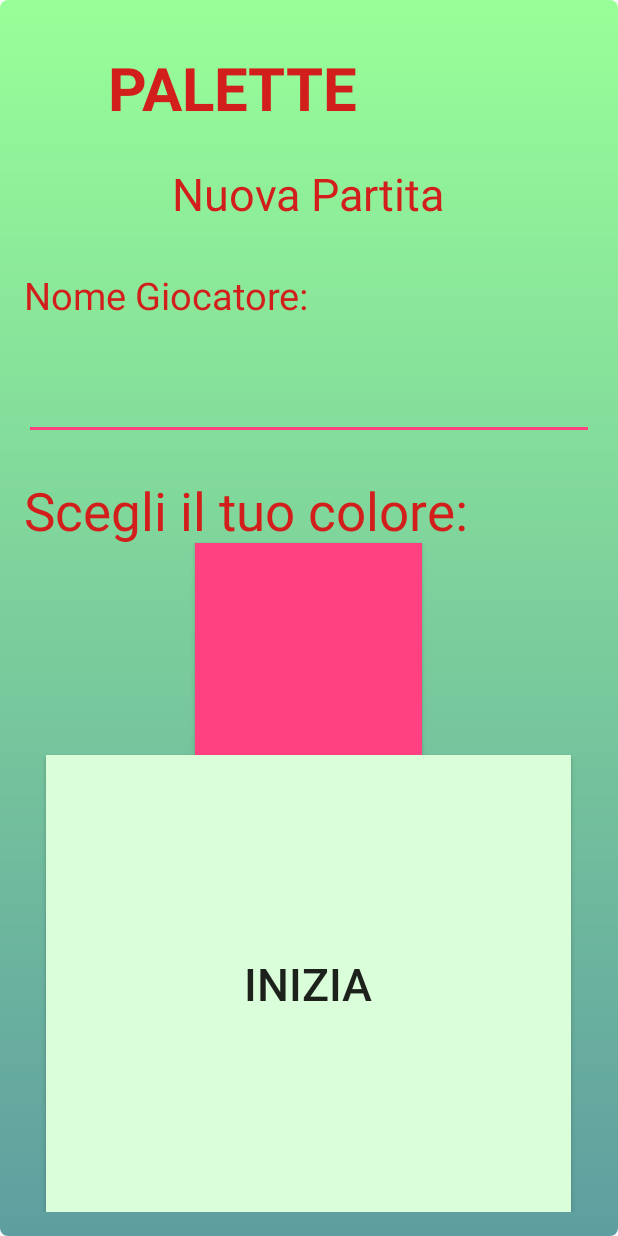
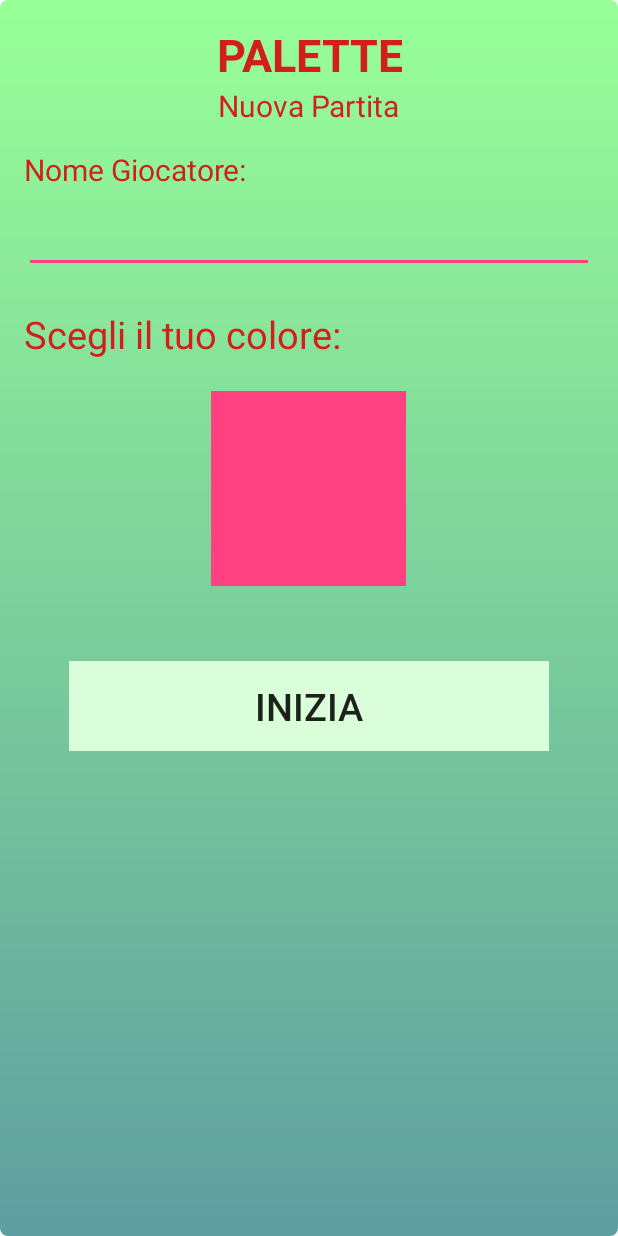
Before and after one commit to RiccardoMollo/appAracnoid, an Android app: the NuovaPartita screen opened directly, with no data from a screen before it, on a phone screen of 412 x 824 dp. Run offline under Robolectric (Android 15) with nearby library versions, the phone set to English and light mode, and no system bars; our stand-ins replace ButterKnife.

Commit message:
Inseriti file per il layout per diverse dimensioni per l'activity "nuovapartita"

```diff
--- /dev/null
+++ b/app/src/main/res/layout-hdpi/activity_nuovapartita.xml
@@ -0,0 +1,118 @@
+<?xml version="1.0" encoding="utf-8"?>
+<LinearLayout xmlns:android="http://schemas.android.com/apk/res/android"
+    xmlns:tools="http://schemas.android.com/tools"
+    android:id="@+id/activity_main"
+    android:layout_width="match_parent"
+    android:layout_height="match_parent"
+    android:paddingBottom="@dimen/activity_vertical_margin"
+    android:paddingLeft="@dimen/activity_horizontal_margin"
+    android:paddingRight="@dimen/activity_horizontal_margin"
+    android:paddingTop="@dimen/activity_vertical_margin"
+    android:orientation="vertical"
+    android:background="@drawable/background_nuovapartita"
+    tools:context="com.example.utente.apparacnoid.NuovaPartita">
+
+    <LinearLayout
+        android:layout_width="wrap_content"
+        android:layout_height="wrap_content"
+        android:layout_gravity="center">
+    <TextView
+        android:id="@+id/textView1"
+        android:layout_width="wrap_content"
+        android:layout_height="wrap_content"
+        android:layout_gravity="center_vertical"
+        android:gravity="center"
+        android:text="PALETTE"
+        android:textColor="#D21F1B"
+        android:textSize="30sp"
+        android:textStyle="bold" />
+    </LinearLayout>
+
+    <LinearLayout
+        android:layout_width="wrap_content"
+        android:layout_height="wrap_content"
+        android:layout_gravity="center">
+    <TextView
+        android:text="Nuova Partita"
+        android:layout_width="wrap_content"
+        android:layout_height="wrap_content"
+        android:textSize="20sp"
+        android:layout_gravity="center"
+        android:textColor="#D21F1B"
+        android:id="@+id/textView2"
+        android:layout_weight="0.10" />
+    </LinearLayout>
+
+    <LinearLayout
+        android:layout_width="wrap_content"
+        android:layout_height="wrap_content"
+        android:paddingTop="15dp">
+    <TextView
+        android:id="@+id/nome_tv"
+        android:text="Nome Giocatore:"
+        android:layout_width="match_parent"
+        android:layout_height="wrap_content"
+        android:textColor="#D21F1B"
+        android:textSize="20sp"
+        android:layout_weight="0.06" />
+    </LinearLayout>
+
+    <LinearLayout
+        android:layout_width="match_parent"
+        android:layout_height="wrap_content">
+    <EditText
+        android:id="@+id/nome_et"
+        android:layout_width="match_parent"
+        android:layout_height="wrap_content"
+        android:hint=""
+        android:textSize="25sp"/>
+    </LinearLayout>
+
+    <LinearLayout
+        android:layout_width="wrap_content"
+        android:layout_height="wrap_content">
+    <TextView
+            android:id="@+id/textView3"
+            android:layout_width="wrap_content"
+            android:layout_height="45dip"
+            android:layout_marginTop="23dip"
+            android:text="Scegli il tuo colore:"
+            android:textColor="#D21F1B"
+            android:textSize="25sp" />
+    </LinearLayout>
+
+    <LinearLayout
+        android:layout_width="wrap_content"
+        android:layout_height="wrap_content"
+        android:layout_gravity="center"
+        android:paddingTop="10dp">
+    <Button
+            android:id="@+id/scegli_colore"
+            android:layout_width="130dip"
+            android:layout_height="130dip"
+            android:background="@color/colorAccent"
+            android:onClick="change" />
+    </LinearLayout>
+
+    <LinearLayout
+        android:layout_width="wrap_content"
+        android:layout_height="wrap_content"
+        android:layout_gravity="center"
+        android:paddingTop="50dp">
+    <Button
+        android:id="@+id/inizia"
+        android:layout_width="320dip"
+        android:layout_height="60dip"
+        android:layout_gravity="center"
+        android:layout_weight="1"
+        android:background="#DAFDDA"
+        android:textSize="25sp"
+        android:onClick="start"
+        android:text="Inizia" />
+    </LinearLayout>
+
+
+
+
+
+</LinearLayout>
--- /dev/null
+++ b/app/src/main/res/layout-mdpi/activity_nuovapartita.xml
@@ -0,0 +1,118 @@
+<?xml version="1.0" encoding="utf-8"?>
+<LinearLayout xmlns:android="http://schemas.android.com/apk/res/android"
+    xmlns:tools="http://schemas.android.com/tools"
+    android:id="@+id/activity_main"
+    android:layout_width="match_parent"
+    android:layout_height="match_parent"
+    android:paddingBottom="@dimen/activity_vertical_margin"
+    android:paddingLeft="@dimen/activity_horizontal_margin"
+    android:paddingRight="@dimen/activity_horizontal_margin"
+    android:paddingTop="@dimen/activity_vertical_margin"
+    android:orientation="vertical"
+    android:background="@drawable/background_nuovapartita"
+    tools:context="com.example.utente.apparacnoid.NuovaPartita">
+
+    <LinearLayout
+        android:layout_width="wrap_content"
+        android:layout_height="wrap_content"
+        android:layout_gravity="center">
+    <TextView
+        android:id="@+id/textView1"
+        android:layout_width="wrap_content"
+        android:layout_height="wrap_content"
+        android:layout_gravity="center_vertical"
+        android:gravity="center"
+        android:text="PALETTE"
+        android:textColor="#D21F1B"
+        android:textSize="80sp"
+        android:textStyle="bold" />
+    </LinearLayout>
+
+    <LinearLayout
+        android:layout_width="wrap_content"
+        android:layout_height="wrap_content"
+        android:layout_gravity="center">
+    <TextView
+        android:text="Nuova Partita"
+        android:layout_width="wrap_content"
+        android:layout_height="wrap_content"
+        android:textSize="60sp"
+        android:layout_gravity="center"
+        android:textColor="#D21F1B"
+        android:id="@+id/textView2"
+        android:layout_weight="0.10" />
+    </LinearLayout>
+
+    <LinearLayout
+        android:layout_width="wrap_content"
+        android:layout_height="wrap_content"
+        android:paddingTop="40dp">
+    <TextView
+        android:id="@+id/nome_tv"
+        android:text="Nome Giocatore:"
+        android:layout_width="match_parent"
+        android:layout_height="wrap_content"
+        android:textColor="#D21F1B"
+        android:textSize="50sp"
+        android:layout_weight="0.06" />
+    </LinearLayout>
+
+    <LinearLayout
+        android:layout_width="match_parent"
+        android:layout_height="wrap_content">
+    <EditText
+        android:id="@+id/nome_et"
+        android:layout_width="match_parent"
+        android:layout_height="wrap_content"
+        android:hint=""
+        android:textSize="30sp"/>
+    </LinearLayout>
+
+    <LinearLayout
+        android:layout_width="wrap_content"
+        android:layout_height="wrap_content">
+    <TextView
+            android:id="@+id/textView3"
+            android:layout_width="wrap_content"
+            android:layout_height="75dip"
+            android:layout_marginTop="50dip"
+            android:text="Scegli il tuo colore:"
+            android:textColor="#D21F1B"
+            android:textSize="60sp" />
+    </LinearLayout>
+
+    <LinearLayout
+        android:layout_width="wrap_content"
+        android:layout_height="wrap_content"
+        android:layout_gravity="center"
+        android:paddingTop="80dp">
+    <Button
+            android:id="@+id/scegli_colore"
+            android:layout_width="330dip"
+            android:layout_height="330dip"
+            android:background="@color/colorAccent"
+            android:onClick="change" />
+    </LinearLayout>
+
+    <LinearLayout
+        android:layout_width="wrap_content"
+        android:layout_height="wrap_content"
+        android:layout_gravity="center"
+        android:paddingTop="150dp">
+    <Button
+        android:id="@+id/inizia"
+        android:layout_width="700dip"
+        android:layout_height="150dip"
+        android:layout_gravity="center"
+        android:layout_weight="1"
+        android:background="#DAFDDA"
+        android:textSize="60sp"
+        android:onClick="start"
+        android:text="Inizia" />
+    </LinearLayout>
+
+
+
+
+
+</LinearLayout>
--- /dev/null
+++ b/app/src/main/res/layout-xhdpi/activity_nuovapartita.xml
@@ -0,0 +1,118 @@
+<?xml version="1.0" encoding="utf-8"?>
+<LinearLayout xmlns:android="http://schemas.android.com/apk/res/android"
+    xmlns:tools="http://schemas.android.com/tools"
+    android:id="@+id/activity_main"
+    android:layout_width="match_parent"
+    android:layout_height="match_parent"
+    android:paddingBottom="@dimen/activity_vertical_margin"
+    android:paddingLeft="@dimen/activity_horizontal_margin"
+    android:paddingRight="@dimen/activity_horizontal_margin"
+    android:paddingTop="@dimen/activity_vertical_margin"
+    android:orientation="vertical"
+    android:background="@drawable/background_nuovapartita"
+    tools:context="com.example.utente.apparacnoid.NuovaPartita">
+
+    <LinearLayout
+        android:layout_width="wrap_content"
+        android:layout_height="wrap_content"
+        android:layout_gravity="center">
+    <TextView
+        android:id="@+id/textView1"
+        android:layout_width="wrap_content"
+        android:layout_height="wrap_content"
+        android:layout_gravity="center_vertical"
+        android:gravity="center"
+        android:text="PALETTE"
+        android:textColor="#D21F1B"
+        android:textSize="40sp"
+        android:textStyle="bold" />
+    </LinearLayout>
+
+    <LinearLayout
+        android:layout_width="wrap_content"
+        android:layout_height="wrap_content"
+        android:layout_gravity="center">
+    <TextView
+        android:text="Nuova Partita"
+        android:layout_width="wrap_content"
+        android:layout_height="wrap_content"
+        android:textSize="30sp"
+        android:layout_gravity="center"
+        android:textColor="#D21F1B"
+        android:id="@+id/textView2"
+        android:layout_weight="0.10" />
+    </LinearLayout>
+
+    <LinearLayout
+        android:layout_width="wrap_content"
+        android:layout_height="wrap_content"
+        android:paddingTop="20dp">
+    <TextView
+        android:id="@+id/nome_tv"
+        android:text="Nome Giocatore:"
+        android:layout_width="match_parent"
+        android:layout_height="wrap_content"
+        android:textColor="#D21F1B"
+        android:textSize="25sp"
+        android:layout_weight="0.06" />
+    </LinearLayout>
+
+    <LinearLayout
+        android:layout_width="match_parent"
+        android:layout_height="wrap_content">
+    <EditText
+        android:id="@+id/nome_et"
+        android:layout_width="match_parent"
+        android:layout_height="wrap_content"
+        android:hint=""
+        android:textSize="30sp"/>
+    </LinearLayout>
+
+    <LinearLayout
+        android:layout_width="wrap_content"
+        android:layout_height="wrap_content">
+    <TextView
+            android:id="@+id/textView3"
+            android:layout_width="wrap_content"
+            android:layout_height="45dip"
+            android:layout_marginTop="23dip"
+            android:text="Scegli il tuo colore:"
+            android:textColor="#D21F1B"
+            android:textSize="30sp" />
+    </LinearLayout>
+
+    <LinearLayout
+        android:layout_width="wrap_content"
+        android:layout_height="wrap_content"
+        android:layout_gravity="center"
+        android:paddingTop="15dp">
+    <Button
+            android:id="@+id/scegli_colore"
+            android:layout_width="151dip"
+            android:layout_height="141dip"
+            android:background="@color/colorAccent"
+            android:onClick="change" />
+    </LinearLayout>
+
+    <LinearLayout
+        android:layout_width="wrap_content"
+        android:layout_height="wrap_content"
+        android:layout_gravity="center"
+        android:paddingTop="50dp">
+    <Button
+        android:id="@+id/inizia"
+        android:layout_width="350dip"
+        android:layout_height="75dip"
+        android:layout_gravity="center"
+        android:layout_weight="1"
+        android:background="#DAFDDA"
+        android:textSize="30sp"
+        android:onClick="start"
+        android:text="Inizia" />
+    </LinearLayout>
+
+
+
+
+
+</LinearLayout>
--- a/app/src/main/res/layout/activity_nuovapartita.xml
+++ b/app/src/main/res/layout-xxhdpi/activity_nuovapartita.xml
@@ -12,30 +12,41 @@
     android:background="@drawable/background_nuovapartita"
     tools:context="com.example.utente.apparacnoid.NuovaPartita">
 
+    <LinearLayout
+        android:layout_width="wrap_content"
+        android:layout_height="wrap_content"
+        android:layout_gravity="center">
     <TextView
         android:id="@+id/textView1"
         android:layout_width="wrap_content"
         android:layout_height="wrap_content"
         android:layout_gravity="center_vertical"
-        android:layout_marginStart="56dip"
-        android:layout_marginTop="15dip"
         android:gravity="center"
         android:text="PALETTE"
         android:textColor="#D21F1B"
         android:textSize="40sp"
         android:textStyle="bold" />
+    </LinearLayout>
 
+    <LinearLayout
+        android:layout_width="wrap_content"
+        android:layout_height="wrap_content"
+        android:layout_gravity="center">
     <TextView
         android:text="Nuova Partita"
         android:layout_width="wrap_content"
         android:layout_height="wrap_content"
-        android:layout_marginTop="23dip"
         android:textSize="30sp"
         android:layout_gravity="center"
         android:textColor="#D21F1B"
         android:id="@+id/textView2"
         android:layout_weight="0.10" />
+    </LinearLayout>
 
+    <LinearLayout
+        android:layout_width="wrap_content"
+        android:layout_height="wrap_content"
+        android:paddingTop="20dp">
     <TextView
         android:id="@+id/nome_tv"
         android:text="Nome Giocatore:"
@@ -44,16 +55,22 @@
         android:textColor="#D21F1B"
         android:textSize="25sp"
         android:layout_weight="0.06" />
+    </LinearLayout>
 
+    <LinearLayout
+        android:layout_width="match_parent"
+        android:layout_height="wrap_content">
     <EditText
         android:id="@+id/nome_et"
         android:layout_width="match_parent"
         android:layout_height="wrap_content"
         android:hint=""
-        android:textSize="30sp"/>
+        android:textSize="25sp"/>
+    </LinearLayout>
 
-
-
+    <LinearLayout
+        android:layout_width="wrap_content"
+        android:layout_height="wrap_content">
     <TextView
             android:id="@+id/textView3"
             android:layout_width="wrap_content"
@@ -61,27 +78,38 @@
             android:layout_marginTop="23dip"
             android:text="Scegli il tuo colore:"
             android:textColor="#D21F1B"
-            android:textSize="35sp" />
+            android:textSize="30sp" />
+    </LinearLayout>
 
+    <LinearLayout
+        android:layout_width="wrap_content"
+        android:layout_height="wrap_content"
+        android:layout_gravity="center"
+        android:paddingTop="15dp">
     <Button
             android:id="@+id/scegli_colore"
             android:layout_width="151dip"
             android:layout_height="141dip"
             android:background="@color/colorAccent"
-            android:layout_gravity="center"
             android:onClick="change" />
+    </LinearLayout>
 
+    <LinearLayout
+        android:layout_width="wrap_content"
+        android:layout_height="wrap_content"
+        android:layout_gravity="center"
+        android:paddingTop="50dp">
     <Button
         android:id="@+id/inizia"
         android:layout_width="350dip"
-        android:layout_height="0dip"
+        android:layout_height="75dip"
         android:layout_gravity="center"
         android:layout_weight="1"
         android:background="#DAFDDA"
         android:textSize="30sp"
         android:onClick="start"
         android:text="Inizia" />
-
+    </LinearLayout>
 
 
 
--- /dev/null
+++ b/app/src/main/res/layout-xxxhdpi/activity_nuovapartita.xml
@@ -0,0 +1,118 @@
+<?xml version="1.0" encoding="utf-8"?>
+<LinearLayout xmlns:android="http://schemas.android.com/apk/res/android"
+    xmlns:tools="http://schemas.android.com/tools"
+    android:id="@+id/activity_main"
+    android:layout_width="match_parent"
+    android:layout_height="match_parent"
+    android:paddingBottom="@dimen/activity_vertical_margin"
+    android:paddingLeft="@dimen/activity_horizontal_margin"
+    android:paddingRight="@dimen/activity_horizontal_margin"
+    android:paddingTop="@dimen/activity_vertical_margin"
+    android:orientation="vertical"
+    android:background="@drawable/background_nuovapartita"
+    tools:context="com.example.utente.apparacnoid.NuovaPartita">
+
+    <LinearLayout
+        android:layout_width="wrap_content"
+        android:layout_height="wrap_content"
+        android:layout_gravity="center">
+    <TextView
+        android:id="@+id/textView1"
+        android:layout_width="wrap_content"
+        android:layout_height="wrap_content"
+        android:layout_gravity="center_vertical"
+        android:gravity="center"
+        android:text="PALETTE"
+        android:textColor="#D21F1B"
+        android:textSize="45sp"
+        android:textStyle="bold" />
+    </LinearLayout>
+
+    <LinearLayout
+        android:layout_width="wrap_content"
+        android:layout_height="wrap_content"
+        android:layout_gravity="center">
+    <TextView
+        android:text="Nuova Partita"
+        android:layout_width="wrap_content"
+        android:layout_height="wrap_content"
+        android:textSize="35sp"
+        android:layout_gravity="center"
+        android:textColor="#D21F1B"
+        android:id="@+id/textView2"
+        android:layout_weight="0.10" />
+    </LinearLayout>
+
+    <LinearLayout
+        android:layout_width="wrap_content"
+        android:layout_height="wrap_content"
+        android:paddingTop="25dp">
+    <TextView
+        android:id="@+id/nome_tv"
+        android:text="Nome Giocatore:"
+        android:layout_width="match_parent"
+        android:layout_height="wrap_content"
+        android:textColor="#D21F1B"
+        android:textSize="30sp"
+        android:layout_weight="0.06" />
+    </LinearLayout>
+
+    <LinearLayout
+        android:layout_width="match_parent"
+        android:layout_height="wrap_content">
+    <EditText
+        android:id="@+id/nome_et"
+        android:layout_width="match_parent"
+        android:layout_height="wrap_content"
+        android:hint=""
+        android:textSize="25sp"/>
+    </LinearLayout>
+
+    <LinearLayout
+        android:layout_width="wrap_content"
+        android:layout_height="wrap_content">
+    <TextView
+            android:id="@+id/textView3"
+            android:layout_width="wrap_content"
+            android:layout_height="45dip"
+            android:layout_marginTop="23dip"
+            android:text="Scegli il tuo colore:"
+            android:textColor="#D21F1B"
+            android:textSize="35sp" />
+    </LinearLayout>
+
+    <LinearLayout
+        android:layout_width="wrap_content"
+        android:layout_height="wrap_content"
+        android:layout_gravity="center"
+        android:paddingTop="30dp">
+    <Button
+            android:id="@+id/scegli_colore"
+            android:layout_width="170dip"
+            android:layout_height="170dip"
+            android:background="@color/colorAccent"
+            android:onClick="change" />
+    </LinearLayout>
+
+    <LinearLayout
+        android:layout_width="wrap_content"
+        android:layout_height="wrap_content"
+        android:layout_gravity="center"
+        android:paddingTop="60dp">
+    <Button
+        android:id="@+id/inizia"
+        android:layout_width="400dip"
+        android:layout_height="90dip"
+        android:layout_gravity="center"
+        android:layout_weight="1"
+        android:background="#DAFDDA"
+        android:textSize="35sp"
+        android:onClick="start"
+        android:text="Inizia" />
+    </LinearLayout>
+
+
+
+
+
+</LinearLayout>
```
